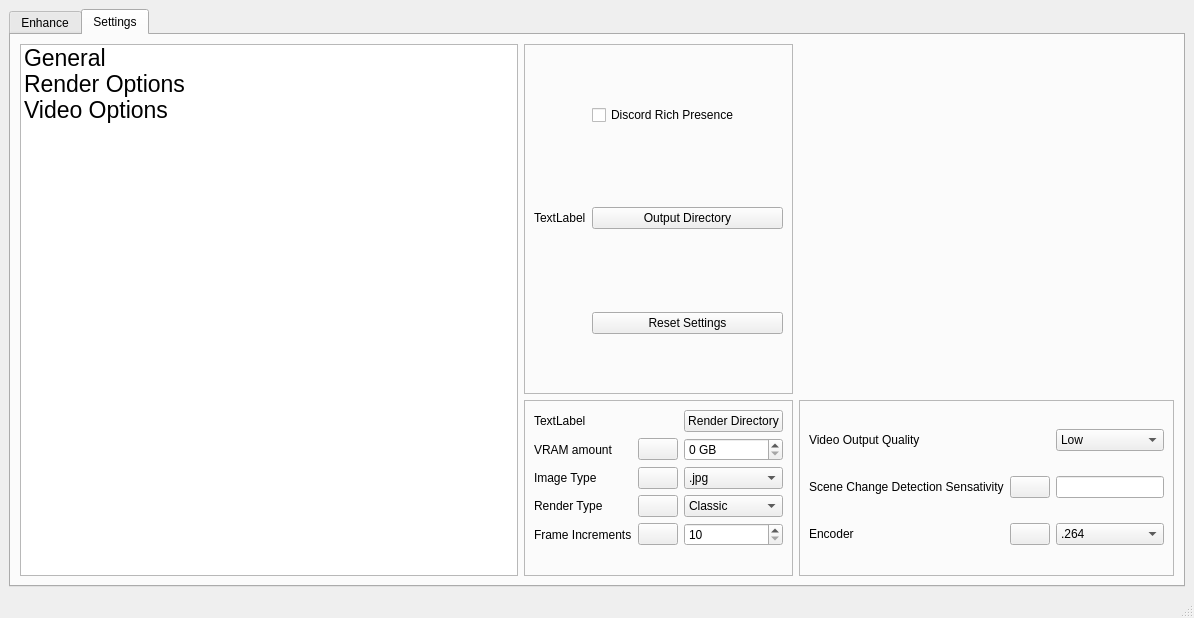
The window that mainwindow.ui (TNTwise/REAL-Video-Enhancer) describes before a commit, drawn with Qt 5.
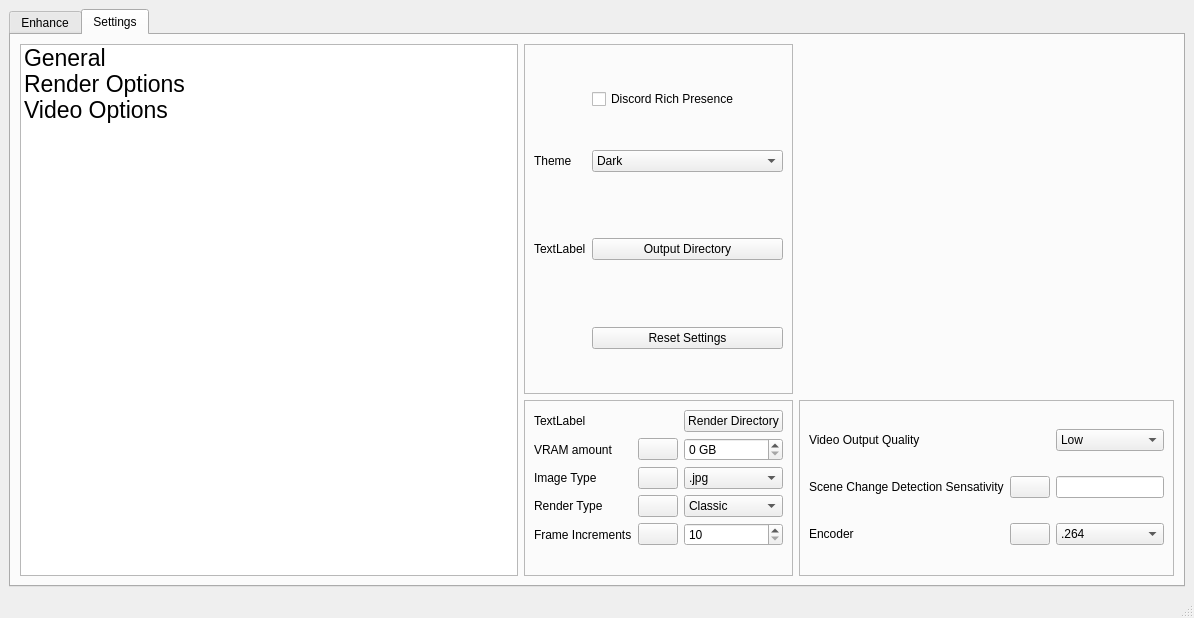
The same window after the commit. The open tabs and pages were chosen to show the change. Icons and pictures are not drawn.

```diff
--- a/mainwindow.ui
+++ b/mainwindow.ui
@@ -638,28 +638,28 @@
                  </property>
                 </widget>
                </item>
-               <item row="4" column="1">
+               <item row="6" column="1">
                 <widget class="QPushButton" name="OutputDirectoryButton">
                  <property name="text">
                   <string>Output Directory</string>
                  </property>
                 </widget>
                </item>
-               <item row="4" column="0">
+               <item row="6" column="0">
                 <widget class="QLabel" name="OutputDirectoryLabel">
                  <property name="text">
                   <string>TextLabel</string>
                  </property>
                 </widget>
                </item>
-               <item row="7" column="1">
+               <item row="9" column="1">
                 <widget class="QPushButton" name="resetSettingsButton">
                  <property name="text">
                   <string>Reset Settings</string>
                  </property>
                 </widget>
                </item>
-               <item row="3" column="1">
+               <item row="5" column="1">
                 <spacer name="horizontalSpacer_2">
                  <property name="orientation">
                   <enum>Qt::Horizontal</enum>
@@ -672,7 +672,7 @@
                  </property>
                 </spacer>
                </item>
-               <item row="6" column="1">
+               <item row="8" column="1">
                 <spacer name="horizontalSpacer_3">
                  <property name="orientation">
                   <enum>Qt::Horizontal</enum>
@@ -685,7 +685,7 @@
                  </property>
                 </spacer>
                </item>
-               <item row="5" column="1">
+               <item row="7" column="1">
                 <spacer name="verticalSpacer">
                  <property name="orientation">
                   <enum>Qt::Vertical</enum>
@@ -698,7 +698,7 @@
                  </property>
                 </spacer>
                </item>
-               <item row="2" column="1">
+               <item row="4" column="1">
                 <spacer name="verticalSpacer_2">
                  <property name="orientation">
                   <enum>Qt::Vertical</enum>
@@ -724,7 +724,7 @@
                  </property>
                 </spacer>
                </item>
-               <item row="8" column="1">
+               <item row="10" column="1">
                 <spacer name="verticalSpacer_4">
                  <property name="orientation">
                   <enum>Qt::Vertical</enum>
@@ -737,6 +737,40 @@
                  </property>
                 </spacer>
                </item>
+               <item row="2" column="1">
+                <spacer name="verticalSpacer_5">
+                 <property name="orientation">
+                  <enum>Qt::Vertical</enum>
+                 </property>
+                 <property name="sizeHint" stdset="0">
+                  <size>
+                   <width>20</width>
+                   <height>40</height>
+                  </size>
+                 </property>
+                </spacer>
+               </item>
+               <item row="3" column="0">
+                <widget class="QLabel" name="label_8">
+                 <property name="text">
+                  <string>Theme</string>
+                 </property>
+                </widget>
+               </item>
+               <item row="3" column="1">
+                <widget class="QComboBox" name="themeCombo">
+                 <item>
+                  <property name="text">
+                   <string>Dark</string>
+                  </property>
+                 </item>
+                 <item>
+                  <property name="text">
+                   <string>Flashbang</string>
+                  </property>
+                 </item>
+                </widget>
+               </item>
               </layout>
              </widget>
             </item>
```
Left out of the diff: 150 changed lines with no effect on the pictures.
